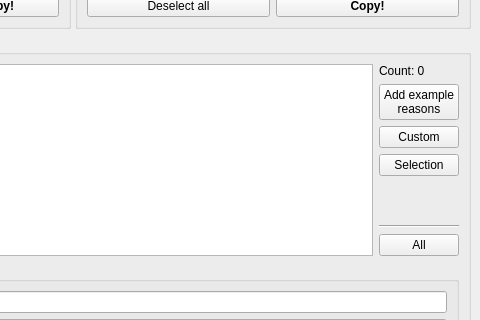
Above: OTModules/wFbh/wfbh.ui from pietr26/OMSI-Tools before the change; both pictures show x 217 to 697 and y 870 to 1190 of the 697 by 1294 pixel window. Below: the same form after it.
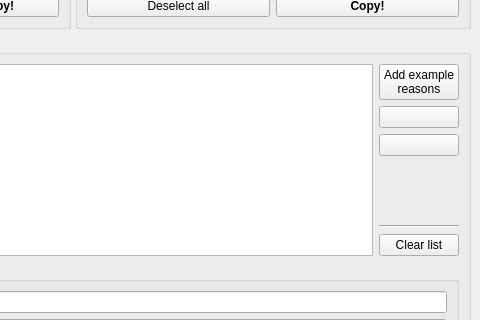
That is the form after the change. Icons and pictures are not drawn.

```diff
--- a/OTModules/wFbh/wfbh.ui
+++ b/OTModules/wFbh/wfbh.ui
@@ -546,13 +546,6 @@
          </item>
          <item>
           <layout class="QVBoxLayout" name="verticalLayout_3">
-           <item>
-            <widget class="QLabel" name="lblReasonCount">
-             <property name="text">
-              <string>Count: 0</string>
-             </property>
-            </widget>
-           </item>
            <item>
             <widget class="QPushButton" name="btnInputExampleReasons">
              <property name="text">
@@ -568,7 +561,7 @@
            <item>
             <widget class="QPushButton" name="btnAdd">
              <property name="text">
-              <string>Custom</string>
+              <string/>
              </property>
              <property name="icon">
               <iconset resource="../../ressources.qrc">
@@ -579,7 +572,7 @@
            <item>
             <widget class="QPushButton" name="btnRemove">
              <property name="text">
-              <string>Selection</string>
+              <string/>
              </property>
              <property name="icon">
               <iconset resource="../../ressources.qrc">
@@ -610,7 +603,7 @@
            <item>
             <widget class="QPushButton" name="btnRemoveAll">
              <property name="text">
-              <string>All</string>
+              <string>Clear list</string>
              </property>
              <property name="icon">
               <iconset resource="../../ressources.qrc">
```
Left out of the diff: 2 changed lines with no effect on the pictures.
